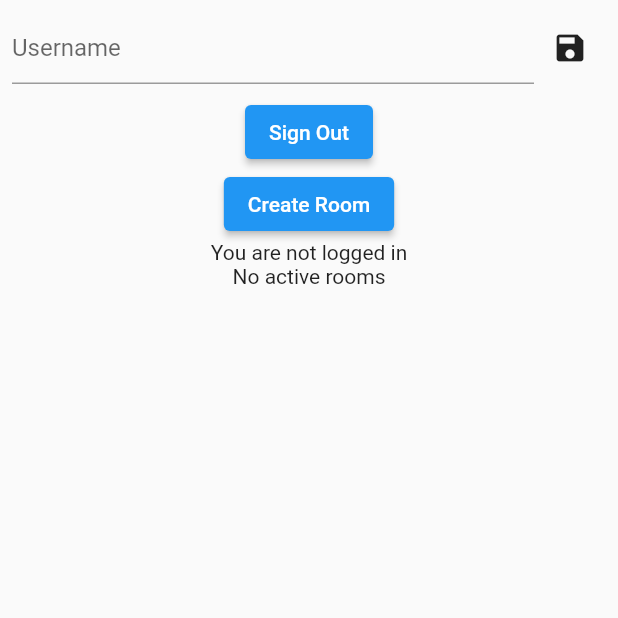
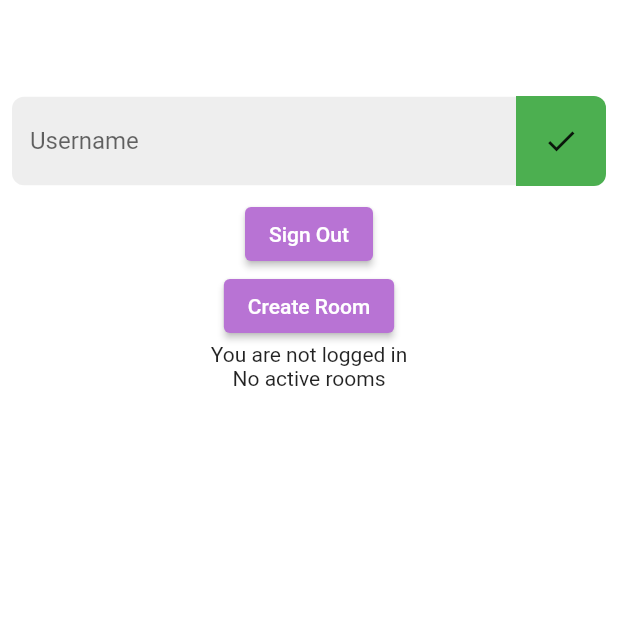
Before and after one commit to indmind/quipan, a Flutter app: the screen it shows after launch, on a phone screen of 412 x 824 dp, the top half of it. Run offline on Flutter 3.47's test engine with Material 2 defaults, Android fonts, the phone set to English and light mode, and no system bars; our stand-ins replace cloud_firestore, dartz, equatable, firebase_auth, firebase_core, flutter_hooks and 4 more; missing offline and left inert: username_gen; accounts and stored records are empty; network calls fail.

Commit message:
Set style and font

```diff
--- a/lib/main.dart
+++ b/lib/main.dart
@@ -2,6 +2,8 @@ import 'package:firebase_core/firebase_core.dart';
 import 'package:flutter/material.dart';
 import 'package:flutter_riverpod/flutter_riverpod.dart';
 import 'package:get/get.dart';
+import 'package:google_fonts/google_fonts.dart';
+import 'package:quizpancasila/presentation/constants/colors.dart';
 import 'package:quizpancasila/presentation/screens/home_screen.dart';
 
 Future<void> main() async {
@@ -20,7 +22,26 @@ class MyApp extends StatelessWidget {
       title: 'Quiz Pancasila',
       debugShowCheckedModeBanner: false,
       theme: ThemeData(
-        primarySwatch: Colors.blue,
+        primaryColor: kPrimaryColor,
+        scaffoldBackgroundColor: kBackgroundColor,
+        textTheme: GoogleFonts.workSansTextTheme(const TextTheme(
+          bodyText1: TextStyle(color: kTextColor),
+        )),
+        appBarTheme: const AppBarTheme(
+          color: kBackgroundColor,
+          elevation: 0,
+          foregroundColor: kTextColor,
+          centerTitle: true,
+          titleTextStyle: TextStyle(
+            fontSize: 24,
+            fontWeight: FontWeight.bold,
+          ),
+        ),
+        elevatedButtonTheme: ElevatedButtonThemeData(
+          style: ElevatedButton.styleFrom(
+            primary: kPrimaryColor,
+          ),
+        ),
       ),
       home: const HomeScreen(),
     );
--- /dev/null
+++ b/lib/presentation/constants/colors.dart
@@ -0,0 +1,5 @@
+import 'package:flutter/material.dart';
+
+const kPrimaryColor = Color(0xFFB873D4);
+const kBackgroundColor = Colors.white;
+const kTextColor = Colors.black;
--- a/lib/presentation/screens/home_screen.dart
+++ b/lib/presentation/screens/home_screen.dart
@@ -16,12 +16,14 @@ class HomeScreen extends HookWidget {
     final authController = useProvider(authControllerProvider);
     final displayNameController =
         useTextEditingController(text: authController?.name);
+    final displayName = useState(authController?.name);
 
     final roomController = useProvider(roomControllerProvider);
     final lobbyController = useProvider(lobbyControllerProvider);
 
     useEffect(() {
       displayNameController.text = authController?.name ?? '';
+      displayName.value = authController?.name ?? '';
     }, [authController]);
 
     return ProviderListener<LobbyController>(
@@ -32,6 +34,9 @@ class HomeScreen extends HookWidget {
         }
       },
       child: Scaffold(
+        appBar: AppBar(
+          title: const Text('Home'),
+        ),
         body: SafeArea(
           child: Column(
             children: [
@@ -42,20 +47,59 @@ class HomeScreen extends HookWidget {
                     Expanded(
                       child: TextField(
                         controller: displayNameController,
-                        decoration: const InputDecoration(
+                        onChanged: (value) {
+                          displayName.value = value;
+                        },
+                        style: TextStyle(
+                          color: Colors.grey[700],
+                        ),
+                        decoration: InputDecoration(
                           hintText: 'Username',
+                          fillColor: Colors.grey[200],
+                          filled: true,
+                          border: const OutlineInputBorder(
+                            borderRadius: BorderRadius.only(
+                              topLeft: Radius.circular(8),
+                              bottomLeft: Radius.circular(8),
+                            ),
+                            borderSide: BorderSide.none,
+                          ),
                         ),
                       ),
                     ),
-                    IconButton(
-                      onPressed: () {
-                        final controller =
-                            context.read(authControllerProvider.notifier);
+                    Container(
+                      padding: const EdgeInsets.all(6.0),
+                      decoration: BoxDecoration(
+                        color: authController?.name != displayName.value
+                            ? Colors.green
+                            : Colors.grey[400],
+                        borderRadius: const BorderRadius.only(
+                          topRight: Radius.circular(8),
+                          bottomRight: Radius.circular(8),
+                        ),
+                      ),
+                      child: IconButton(
+                        onPressed: authController?.name != displayName.value
+                            ? () async {
+                                final controller = context
+                                    .read(authControllerProvider.notifier);
 
-                        controller
-                            .updateDisplayName(displayNameController.text);
-                      },
-                      icon: const Icon(Icons.save),
+                          await controller.updateDisplayName(
+                                    displayNameController.text);
+
+                          Get.showSnackbar(GetBar(
+                                  message: 'Nama berhasil diganti!',
+                                  backgroundColor: Colors.green,
+                                  duration: 2.seconds,
+                                  animationDuration: 500.milliseconds,
+                                  snackStyle: SnackStyle.FLOATING,
+                                  margin: const EdgeInsets.all(8),
+                                  borderRadius: 10.0,
+                                ));
+                              }
+                            : null,
+                        icon: const Icon(Icons.check),
+                      ),
                     ),
                   ],
                 ),
--- a/pubspec.yaml
+++ b/pubspec.yaml
@@ -37,6 +37,7 @@ dependencies:
     sdk: flutter
   flutter_hooks: ^0.18.0
   get: ^4.3.8
+  google_fonts: ^2.1.0
   hooks_riverpod: ^0.14.0+5
   json_annotation: ^4.3.0
   username_gen: ^1.0.4
```
Also changed, not shown: pubspec.lock.
